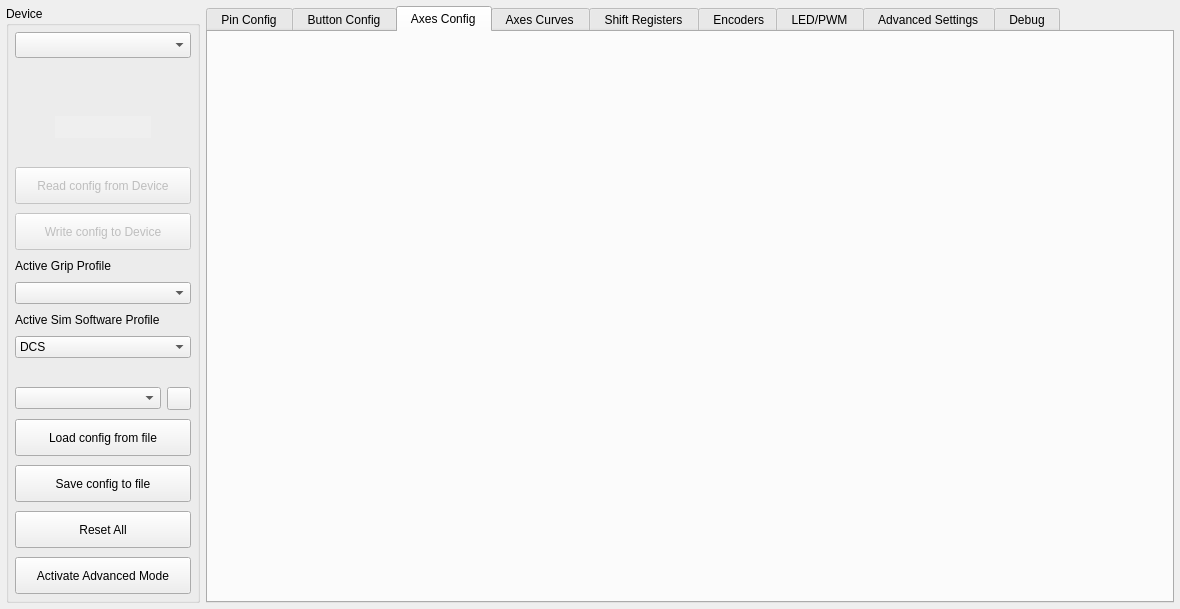
First picture: the form in src/mainwindow.ui, repository invictuscockpits/HOTASConfigurator, before the edit.
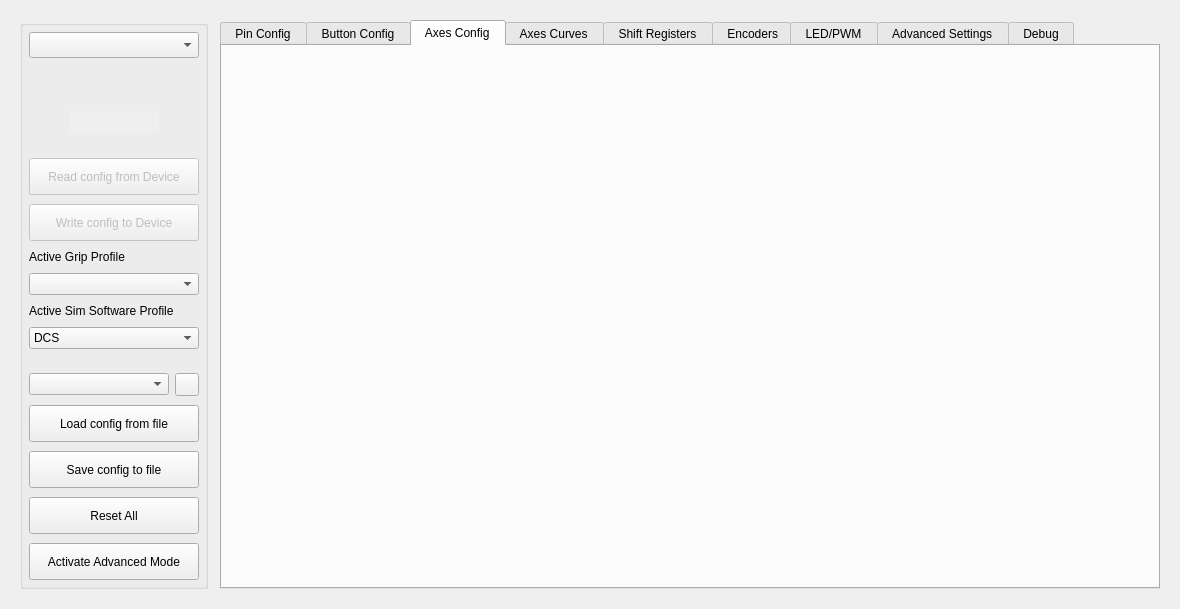
Second picture: the form after the edit. The open tabs and pages were chosen to show the change. Icons and pictures are not drawn. Custom widgets are drawn as their Qt base class.

Patch:
```diff
--- a/src/mainwindow.ui
+++ b/src/mainwindow.ui
@@ -22,16 +22,19 @@
   <widget class="QWidget" name="centralwidget">
    <layout class="QGridLayout" name="layoutG_MainLayout" rowstretch="10,1" columnstretch="1,5">
     <property name="leftMargin">
-     <number>6</number>
+     <number>20</number>
     </property>
     <property name="topMargin">
-     <number>6</number>
+     <number>20</number>
     </property>
     <property name="rightMargin">
-     <number>6</number>
+     <number>20</number>
     </property>
     <property name="bottomMargin">
-     <number>6</number>
+     <number>20</number>
+    </property>
+    <property name="spacing">
+     <number>12</number>
     </property>
     <item row="1" column="0" colspan="2">
      <layout class="QVBoxLayout" name="layoutV_DebugWindow">
@@ -48,6 +51,14 @@
         <height>0</height>
        </size>
       </property>
+      <property name="styleSheet">
+       <string notr="true">
+ background: rgb(36, 39, 49); /* FLAT_BLACK */
+
+QTabBar::tab:first {
+    margin-left:20px;
+}</string>
+      </property>
       <property name="currentIndex">
        <number>4</number>
       </property>
@@ -95,19 +106,19 @@
        </attribute>
        <layout class="QVBoxLayout" name="layoutV_tabAxesConfig">
         <property name="spacing">
-         <number>0</number>
+         <number>6</number>
         </property>
         <property name="leftMargin">
-         <number>0</number>
+         <number>6</number>
         </property>
         <property name="topMargin">
          <number>6</number>
         </property>
         <property name="rightMargin">
-         <number>0</number>
+         <number>6</number>
         </property>
         <property name="bottomMargin">
-         <number>0</number>
+         <number>6</number>
         </property>
        </layout>
       </widget>
@@ -263,7 +274,7 @@
        </size>
       </property>
       <property name="title">
-       <string>Device</string>
+       <string/>
       </property>
       <layout class="QGridLayout" name="gridLayout_7" rowstretch="0,0,0,0,0,1,0,0,0,0,1,0,0,0,0,0,0,0,0,0,0,0,0" columnstretch="0">
        <property name="leftMargin">
```
Left out of the diff: 2 changed lines with no effect on the pictures.
